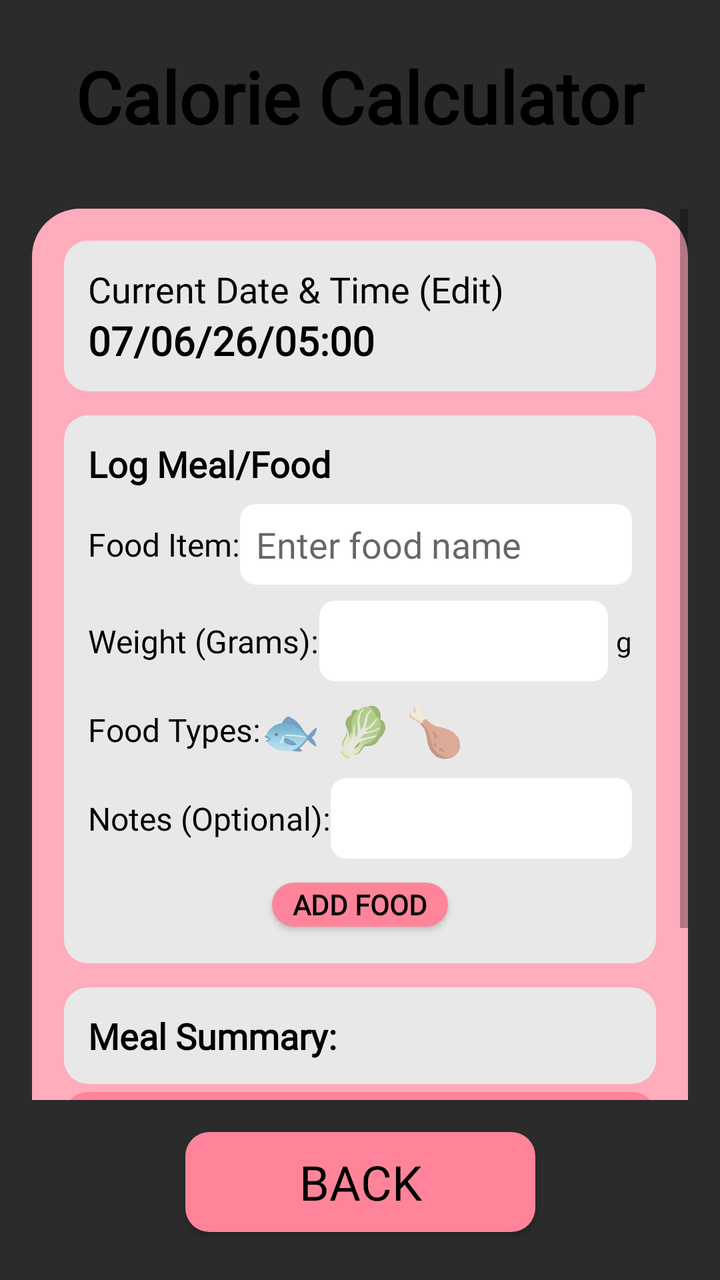
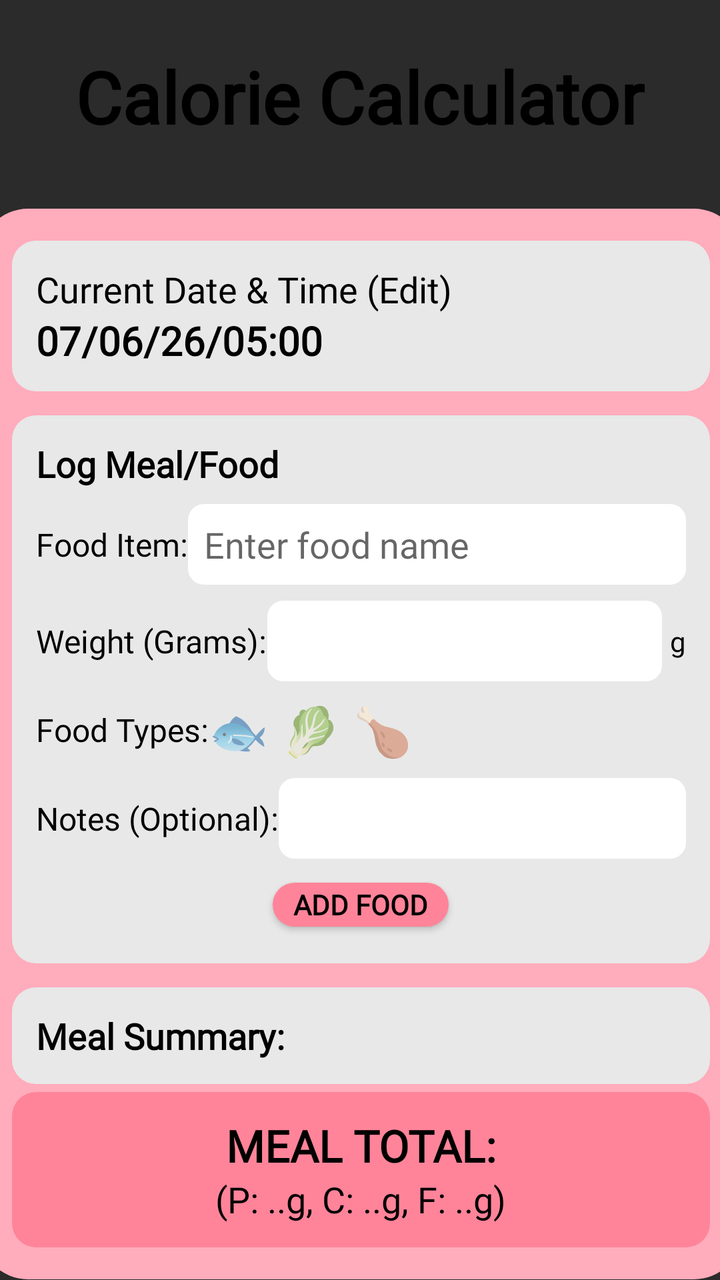

Two renders of the same Android screen: before a commit and after it. Below are the layout's source before the change and the commit's diff.
<!-- AndroidManifest.xml: application theme Theme.MyApplication -->
<!-- res/layout/cal_calculator.xml -->
<?xml version="1.0" encoding="utf-8"?>
<androidx.constraintlayout.widget.ConstraintLayout xmlns:android="http://schemas.android.com/apk/res/android"
    xmlns:app="http://schemas.android.com/apk/res-auto"
    xmlns:tools="http://schemas.android.com/tools"
    android:layout_width="match_parent"
    android:layout_height="match_parent"
    android:background="#2B2B2B">

    <TextView
        android:id="@+id/calculatorTitle"
        android:layout_width="wrap_content"
        android:layout_height="wrap_content"
        android:layout_marginTop="24dp"
        android:fontFamily="@font/cabin"
        android:text="@string/calory_calculator"
        android:textColor="#000000"
        android:textSize="36sp"
        android:textStyle="bold"
        app:layout_constraintEnd_toEndOf="parent"
        app:layout_constraintStart_toStartOf="parent"
        app:layout_constraintTop_toTopOf="parent" />

    <ScrollView
        android:layout_width="0dp"
        android:layout_height="0dp"
        android:layout_marginTop="16dp"
        android:layout_marginBottom="16dp"
        android:padding="16dp"
        android:clipToPadding="false"
        app:layout_constraintBottom_toTopOf="@+id/btnBack"
        app:layout_constraintEnd_toEndOf="parent"
        app:layout_constraintStart_toStartOf="parent"
        app:layout_constraintTop_toBottomOf="@+id/calculatorTitle">

        <LinearLayout
            android:layout_width="match_parent"
            android:layout_height="wrap_content"
            android:background="@drawable/bg_pink_card"
            android:orientation="vertical"
            android:padding="16dp">


            <LinearLayout
                android:layout_width="match_parent"
                android:layout_height="wrap_content"
                android:layout_marginBottom="12dp"
                android:background="@drawable/bg_light_gray_section"
                android:orientation="vertical"
                android:padding="12dp">

                <TextView
                    android:layout_width="wrap_content"
                    android:layout_height="wrap_content"
                    android:text="@string/current_date_time"
                    android:textColor="#000000"
                    android:fontFamily="@font/cabin"
                    android:textSize="18sp" />

                <TextView
                    android:id="@+id/tvDateTime"
                    android:layout_width="wrap_content"
                    android:layout_height="wrap_content"
                    android:text="@string/default_date_time"
                    android:textColor="#000000"
                    android:textSize="20sp"
                    android:fontFamily="@font/cabin"
                    android:textStyle="bold" />
            </LinearLayout>


            <LinearLayout
                android:layout_width="match_parent"
                android:layout_height="274dp"
                android:layout_marginBottom="12dp"
                android:background="@drawable/bg_light_gray_section"
                android:orientation="vertical"
                android:padding="12dp">

                <TextView
                    android:layout_width="wrap_content"
                    android:layout_height="wrap_content"
                    android:fontFamily="@font/cabin"
                    android:text="@string/log_meal_food"
                    android:textColor="#000000"
                    android:textSize="18sp"
                    android:textStyle="bold" />

                <LinearLayout
                    android:layout_width="match_parent"
                    android:layout_height="wrap_content"
                    android:layout_marginTop="8dp"
                    android:gravity="center_vertical"
                    android:orientation="horizontal">

                    <TextView
                        android:layout_width="wrap_content"
                        android:layout_height="wrap_content"
                        android:fontFamily="@font/cabin"
                        android:text="@string/label_food_item"
                        android:textColor="#000000"
                        android:textSize="16sp" />

                    <EditText
                        android:id="@+id/etFoodItem"
                        android:layout_width="0dp"
                        android:layout_height="wrap_content"
                        android:layout_weight="1"
                        android:background="@drawable/bg_white_input"
                        android:fontFamily="@font/cabin"
                        android:hint="Enter food name"
                        android:importantForAutofill="no"
                        android:inputType="text"
                        android:padding="8dp"
                        android:textColor="#000000" />
                </LinearLayout>

                <LinearLayout
                    android:layout_width="match_parent"
                    android:layout_height="wrap_content"
                    android:layout_marginTop="8dp"
                    android:gravity="center_vertical"
                    android:orientation="horizontal">

                    <TextView
                        android:layout_width="wrap_content"
                        android:layout_height="wrap_content"
                        android:fontFamily="@font/cabin"
                        android:text="@string/label_weight"
                        android:textColor="#000000"
                        android:textSize="16sp" />

                    <EditText
                        android:id="@+id/etWeight"
                        android:layout_width="0dp"
                        android:layout_height="wrap_content"
                        android:layout_weight="1"
                        android:background="@drawable/bg_white_input"
                        android:fontFamily="@font/cabin"
                        android:importantForAutofill="no"
                        android:inputType="number"
                        android:padding="8dp"
                        android:textColor="#000000" />

                    <TextView
                        android:layout_width="wrap_content"
                        android:layout_height="wrap_content"
                        android:layout_marginStart="4dp"
                        android:text="@string/unit_grams"
                        android:fontFamily="@font/cabin"
                        android:textColor="#000000" />
                </LinearLayout>

                <LinearLayout
                    android:layout_width="match_parent"
                    android:layout_height="wrap_content"
                    android:layout_marginTop="8dp"
                    android:gravity="center_vertical"
                    android:orientation="horizontal">

                    <TextView
                        android:layout_width="wrap_content"
                        android:layout_height="wrap_content"
                        android:fontFamily="@font/cabin"
                        android:text="@string/label_food_types"
                        android:textColor="#000000"
                        android:textSize="16sp" />

                    <TextView
                        android:layout_width="wrap_content"
                        android:layout_height="wrap_content"
                        android:text="🐟 🥬 🍗"
                        android:textSize="24sp" />
                </LinearLayout>

                <LinearLayout
                    android:layout_width="match_parent"
                    android:layout_height="wrap_content"
                    android:layout_marginTop="8dp"
                    android:gravity="center_vertical"
                    android:orientation="horizontal">

                    <TextView
                        android:layout_width="wrap_content"
                        android:layout_height="wrap_content"
                        android:fontFamily="@font/cabin"
                        android:text="@string/label_notes"
                        android:textColor="#000000"
                        android:textSize="16sp" />

                    <EditText
                        android:id="@+id/etNotes"
                        android:layout_width="0dp"
                        android:layout_height="wrap_content"
                        android:layout_weight="1"
                        android:background="@drawable/bg_white_input"
                        android:fontFamily="@font/cabin"
                        android:importantForAutofill="no"
                        android:inputType="text"
                        android:padding="8dp"
                        android:textColor="#000000" />
                </LinearLayout>

                <Button
                    android:id="@+id/btnAddFood"
                    android:layout_width="wrap_content"
                    android:layout_height="22dp"
                    android:layout_gravity="center_horizontal"
                    android:layout_marginTop="12dp"
                    android:background="@drawable/roundstyle"
                    android:fontFamily="@font/cabin"
                    android:text="@string/add_food"
                    android:textColor="#000000"
                    android:textStyle="bold" />
            </LinearLayout>


            <LinearLayout
                android:layout_width="match_parent"
                android:layout_height="wrap_content"
                android:layout_marginBottom="4dp"
                android:background="@drawable/bg_light_gray_section"
                android:orientation="vertical"
                android:padding="12dp">

                <TextView
                    android:layout_width="wrap_content"
                    android:layout_height="wrap_content"
                    android:text="@string/meal_summary"
                    android:textColor="#000000"
                    android:fontFamily="@font/cabin"
                    android:textSize="18sp"
                    android:textStyle="bold" />

            </LinearLayout>

            <LinearLayout
                android:layout_width="match_parent"
                android:layout_height="wrap_content"
                android:background="@drawable/roundstyle"
                android:orientation="vertical"
                android:padding="12dp">

                <TextView
                    android:id="@+id/tvMealTotal"
                    android:layout_width="match_parent"
                    android:layout_height="wrap_content"
                    android:fontFamily="@font/cabin"
                    android:gravity="center"
                    android:text="@string/meal_total"
                    android:textColor="#000000"
                    android:textSize="22sp"
                    android:textStyle="bold" />

                <TextView
                    android:id="@+id/tvMacros"
                    android:layout_width="match_parent"
                    android:layout_height="wrap_content"
                    android:fontFamily="@font/cabin"
                    android:gravity="center"
                    android:text="@string/macros"
                    android:textColor="#000000"
                    android:textSize="18sp" />
            </LinearLayout>
        </LinearLayout>
    </ScrollView>

    <Button
        android:id="@+id/btnBack"
        android:layout_width="175dp"
        android:layout_height="50dp"
        android:layout_marginBottom="24dp"
        android:background="@drawable/roundstyle"
        android:fontFamily="@font/cabin"
        android:text="@string/back"
        android:textColor="#000000"
        android:textSize="24sp"
        app:layout_constraintBottom_toBottomOf="parent"
        app:layout_constraintEnd_toEndOf="parent"
        app:layout_constraintStart_toStartOf="parent" />

</androidx.constraintlayout.widget.ConstraintLayout>
<!-- resources referenced by this layout -->
<resources>
  <!-- drawable bg_light_gray_section (drawable) -->
  <?xml version="1.0" encoding="utf-8"?>
  <shape xmlns:android="http://schemas.android.com/apk/res/android">
      <solid android:color="#E8E8E8" />
      <corners android:radius="12dp" />
  </shape>
  <!-- drawable bg_pink_card (drawable) -->
  <?xml version="1.0" encoding="utf-8"?>
  <shape xmlns:android="http://schemas.android.com/apk/res/android">
      <solid android:color="#FFACBC" />
      <corners android:radius="24dp" />
  </shape>
  <!-- drawable bg_white_input (drawable) -->
  <?xml version="1.0" encoding="utf-8"?>
  <shape xmlns:android="http://schemas.android.com/apk/res/android">
      <solid android:color="#FFFFFF" />
      <corners android:radius="8dp" />
  </shape>
  <!-- drawable roundstyle (drawable) -->
  <?xml version="1.0" encoding="utf-8"?>
  <shape xmlns:android="http://schemas.android.com/apk/res/android">
      <solid android:color="#FF8499" />
      <corners android:radius="12dp" />
  </shape>
  <string name="add_food">ADD FOOD</string>
  <string name="back">BACK</string>
  <string name="calory_calculator">Calorie Calculator</string>
  <string name="current_date_time">Current Date &amp; Time (Edit)</string>
  <string name="default_date_time">07/06/26/05:00</string>
  <string name="label_food_item">Food Item: </string>
  <string name="label_food_types">Food Types: </string>
  <string name="label_notes">Notes (Optional): </string>
  <string name="label_weight">Weight (Grams): </string>
  <string name="log_meal_food">Log Meal/Food</string>
  <string name="macros">(P: ..g, C: ..g, F: ..g)</string>
  <string name="meal_summary">Meal Summary:</string>
  <string name="meal_total">MEAL TOTAL:</string>
  <string name="unit_grams">g</string>
  <style name="Theme.MyApplication" parent="Theme.AppCompat.Light.NoActionBar">
          
          <item name="colorPrimary">@color/purple_500</item>
          <item name="colorPrimaryVariant">@color/purple_700</item>
          <item name="colorOnPrimary">@color/white</item>
          
          <item name="colorSecondary">@color/teal_200</item>
          <item name="colorSecondaryVariant">@color/teal_700</item>
          <item name="colorOnSecondary">@color/black</item>
          
          <item name="android:statusBarColor">?attr/colorPrimaryVariant</item>
          
      </style>
  <color name="purple_500">#FF6200EE</color>
  <color name="purple_700">#FF3700B3</color>
  <color name="white">#FFFFFFFF</color>
  <color name="teal_200">#FF03DAC5</color>
  <color name="teal_700">#FF018786</color>
  <color name="black">#FF000000</color>
</resources>

<!-- the commit's change to res/layout/cal_calculator.xml (unified diff, before → after) -->
@@ -21,13 +21,11 @@
         app:layout_constraintTop_toTopOf="parent" />
 
     <ScrollView
-        android:layout_width="0dp"
-        android:layout_height="0dp"
+        android:layout_width="413dp"
+        android:layout_height="595dp"
         android:layout_marginTop="16dp"
-        android:layout_marginBottom="16dp"
+        android:clipToPadding="false"
         android:padding="16dp"
-        android:clipToPadding="false"
-        app:layout_constraintBottom_toTopOf="@+id/btnBack"
         app:layout_constraintEnd_toEndOf="parent"
         app:layout_constraintStart_toStartOf="parent"
         app:layout_constraintTop_toBottomOf="@+id/calculatorTitle">
@@ -51,19 +49,19 @@
                 <TextView
                     android:layout_width="wrap_content"
                     android:layout_height="wrap_content"
+                    android:fontFamily="@font/cabin"
                     android:text="@string/current_date_time"
                     android:textColor="#000000"
-                    android:fontFamily="@font/cabin"
                     android:textSize="18sp" />
 
                 <TextView
                     android:id="@+id/tvDateTime"
                     android:layout_width="wrap_content"
                     android:layout_height="wrap_content"
+                    android:fontFamily="@font/cabin"
                     android:text="@string/default_date_time"
                     android:textColor="#000000"
                     android:textSize="20sp"
-                    android:fontFamily="@font/cabin"
                     android:textStyle="bold" />
             </LinearLayout>
 
@@ -145,8 +143,8 @@
                         android:layout_width="wrap_content"
                         android:layout_height="wrap_content"
                         android:layout_marginStart="4dp"
+                        android:fontFamily="@font/cabin"
                         android:text="@string/unit_grams"
-                        android:fontFamily="@font/cabin"
                         android:textColor="#000000" />
                 </LinearLayout>
 
@@ -225,9 +223,9 @@
                 <TextView
                     android:layout_width="wrap_content"
                     android:layout_height="wrap_content"
+                    android:fontFamily="@font/cabin"
                     android:text="@string/meal_summary"
                     android:textColor="#000000"
-                    android:fontFamily="@font/cabin"
                     android:textSize="18sp"
                     android:textStyle="bold" />
 
@@ -261,21 +259,8 @@
                     android:textColor="#000000"
                     android:textSize="18sp" />
             </LinearLayout>
+
         </LinearLayout>
     </ScrollView>
 
-    <Button
-        android:id="@+id/btnBack"
-        android:layout_width="175dp"
-        android:layout_height="50dp"
-        android:layout_marginBottom="24dp"
-        android:background="@drawable/roundstyle"
-        android:fontFamily="@font/cabin"
-        android:text="@string/back"
-        android:textColor="#000000"
-        android:textSize="24sp"
-        app:layout_constraintBottom_toBottomOf="parent"
-        app:layout_constraintEnd_toEndOf="parent"
-        app:layout_constraintStart_toStartOf="parent" />
-
 </androidx.constraintlayout.widget.ConstraintLayout>
<!-- resource entries referenced after the edit -->
@@ -25,7 +25,6 @@
       <corners android:radius="12dp" />
   </shape>
   <string name="add_food">ADD FOOD</string>
-  <string name="back">BACK</string>
   <string name="calory_calculator">Calorie Calculator</string>
   <string name="current_date_time">Current Date &amp; Time (Edit)</string>
   <string name="default_date_time">07/06/26/05:00</string>
